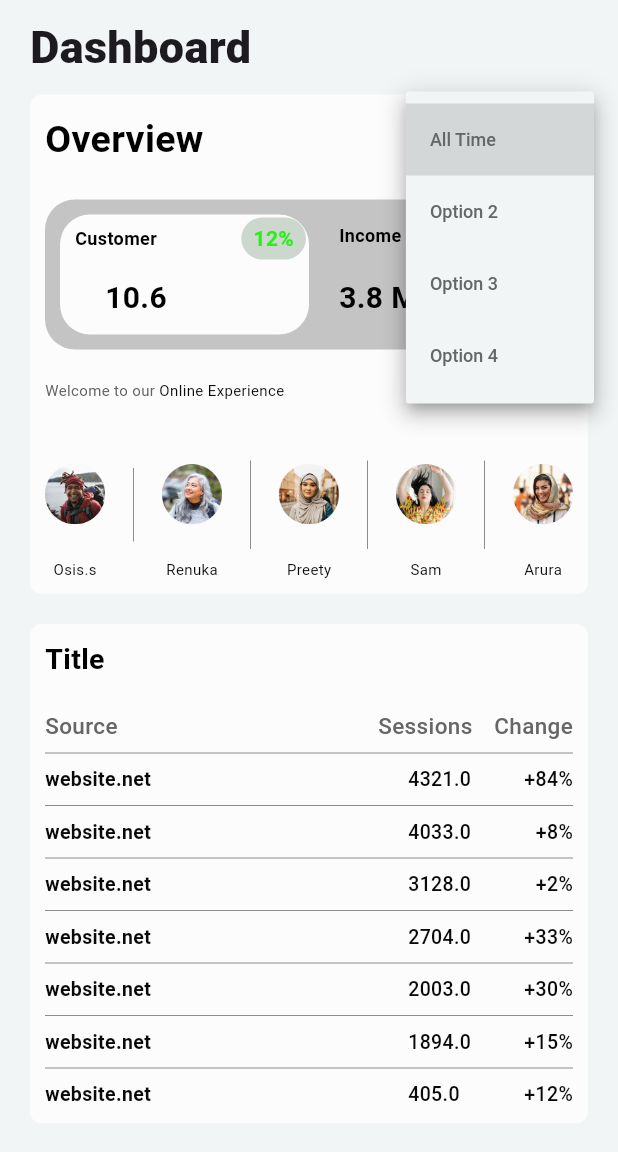
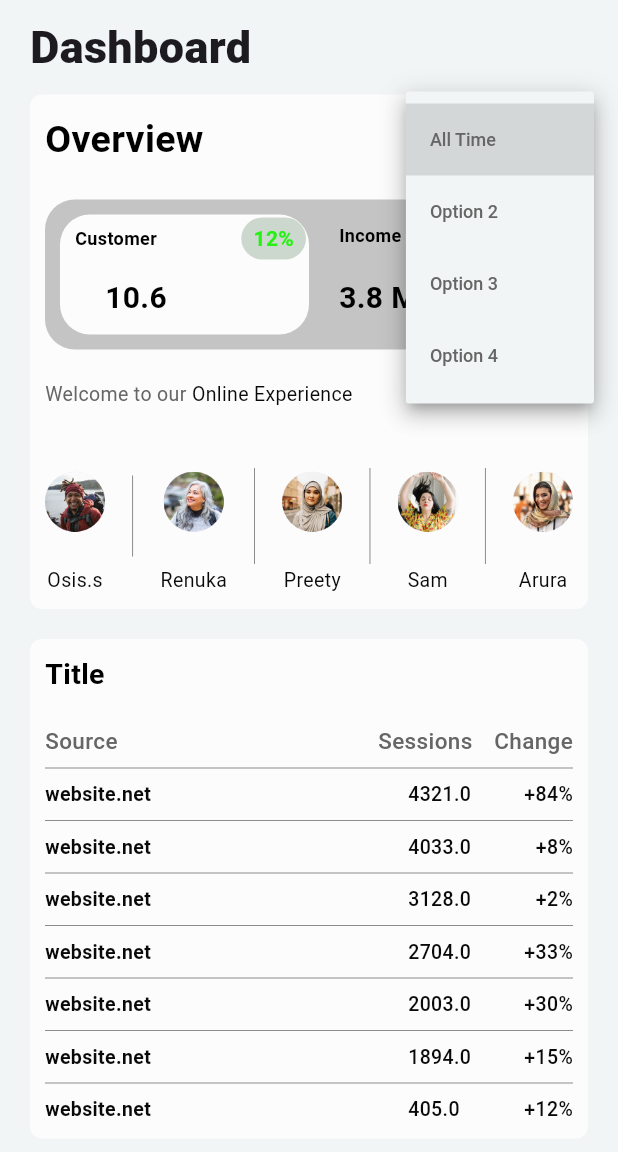
Before and after one commit to dretoba91/responsive-UI-projects, a Flutter app: the screen it shows after launch, after a tap on "All Time", on a phone screen of 412 x 824 dp, the part 84-1236 px from its top. Run offline on Flutter 3.47's test engine with Material 3 defaults, Android fonts, the phone set to English and light mode, and no system bars.

Commit message:
restructure the widgets files.

```diff
--- a/lib/dashboard_layout/screens/mobile_screen.dart
+++ b/lib/dashboard_layout/screens/mobile_screen.dart
@@ -1,10 +1,10 @@
 import 'package:flutter/material.dart';
 import 'package:reponsive_ui_projects/dashboard_layout/constants/colors.dart';
 import 'package:reponsive_ui_projects/dashboard_layout/widgets/dashboard_container.dart';
-import 'package:reponsive_ui_projects/dashboard_layout/widgets/dashboard_container1.dart';
+import 'package:reponsive_ui_projects/dashboard_layout/widgets/overview/dashboard_container1.dart';
 import 'package:reponsive_ui_projects/dashboard_layout/widgets/drawer.dart';
-import 'package:reponsive_ui_projects/dashboard_layout/widgets/popular_products_container.dart';
-import 'package:reponsive_ui_projects/dashboard_layout/widgets/web_traffic.dart';
+import 'package:reponsive_ui_projects/dashboard_layout/widgets/popular_product/popular_products_container.dart';
+import 'package:reponsive_ui_projects/dashboard_layout/widgets/web_traffic/web_traffic.dart';
 
 class MobileScreen extends StatelessWidget {
   const MobileScreen({super.key});
--- a/lib/dashboard_layout/screens/tablet_screen.dart
+++ b/lib/dashboard_layout/screens/tablet_screen.dart
@@ -1,7 +1,7 @@
 import 'package:flutter/material.dart';
 import 'package:reponsive_ui_projects/dashboard_layout/constants/colors.dart';
 import 'package:reponsive_ui_projects/dashboard_layout/widgets/dashboard_container.dart';
-import 'package:reponsive_ui_projects/dashboard_layout/widgets/dashboard_container1.dart';
+import 'package:reponsive_ui_projects/dashboard_layout/widgets/overview/dashboard_container1.dart';
 import 'package:reponsive_ui_projects/dashboard_layout/widgets/drawer.dart';
 
 class TabletScreen extends StatelessWidget {
--- a/lib/dashboard_layout/widgets/user_avatar.dart
+++ b/lib/dashboard_layout/widgets/overview/user_avatar.dart
@@ -26,13 +26,14 @@ class UserAvatar extends StatelessWidget {
               child: Image.asset(
                 image,
                 height: size,
+                width: size,
               ),
             ),
           ),
           Text(
             name,
             style: const TextStyle(
-              fontSize: 10,
+              fontSize: 13,
               fontWeight: FontWeight.w400,
               color: AppColors.text2Color,
             ),
--- a/lib/dashboard_layout/widgets/users_avatar_container.dart
+++ b/lib/dashboard_layout/widgets/overview/users_avatar_container.dart
@@ -2,7 +2,7 @@
 
 import 'package:flutter/material.dart';
 import 'package:reponsive_ui_projects/dashboard_layout/constants/colors.dart';
-import 'package:reponsive_ui_projects/dashboard_layout/widgets/user_avatar.dart';
+import 'package:reponsive_ui_projects/dashboard_layout/widgets/overview/user_avatar.dart';
 
 class UsersAvatarContainer extends StatelessWidget {
   const UsersAvatarContainer({super.key});
--- a/lib/dashboard_layout/widgets/welcome_container.dart
+++ b/lib/dashboard_layout/widgets/overview/welcome_container.dart
@@ -13,7 +13,7 @@ class WelcomeContainer extends StatelessWidget {
         Text(
           'Welcome to our ',
           style: TextStyle(
-            fontSize: 10,
+            fontSize: 13,
             fontWeight: FontWeight.w400,
             color: AppColors.textGreyColor,
           ),
@@ -21,7 +21,7 @@ class WelcomeContainer extends StatelessWidget {
         Text(
           'Online Experience',
           style: TextStyle(
-            fontSize: 10,
+            fontSize: 13,
             fontWeight: FontWeight.w400,
             color: AppColors.text2Color,
           ),
--- /dev/null
+++ b/lib/dashboard_layout/widgets/popular_product/popular_products_container.dart
@@ -0,0 +1,115 @@
+import 'package:flutter/material.dart';
+import 'package:reponsive_ui_projects/dashboard_layout/constants/colors.dart';
+import 'package:reponsive_ui_projects/dashboard_layout/widgets/popular_product/popular_product_header.dart';
+import 'package:reponsive_ui_projects/dashboard_layout/widgets/popular_product/popular_products_tiles.dart';
+
+class PopularProductsContainer extends StatelessWidget {
+  const PopularProductsContainer({super.key});
+
+  @override
+  Widget build(BuildContext context) {
+    return Container(
+      width: double.infinity,
+      padding: const EdgeInsets.all(10),
+      decoration: BoxDecoration(
+        color: AppColors.appBackgroundColor,
+        borderRadius: BorderRadius.circular(8),
+      ),
+      child: Column(
+        mainAxisAlignment: MainAxisAlignment.start,
+        crossAxisAlignment: CrossAxisAlignment.start,
+        children: [
+          const Text(
+            'Popular Products',
+            style: TextStyle(
+              fontSize: 25,
+              fontWeight: FontWeight.w700,
+              color: AppColors.textBlackColor,
+            ),
+          ),
+          const SizedBox(
+            height: 10,
+          ),
+          Padding(
+            padding: const EdgeInsets.symmetric(
+              horizontal: 20,
+              vertical: 20,
+            ),
+            child: Column(
+              children: [
+                const PopularProductHeader(),
+                const SizedBox(
+                  height: 20,
+                ),
+                const PopularProductsTiles(
+                  image: 'assets/dashboard/images/productA.png',
+                  product: 'Product A',
+                  earning: '123',
+                  hasDivider: true,
+                ),
+                const PopularProductsTiles(
+                  image: 'assets/dashboard/images/productB.png',
+                  product: 'Product B',
+                  earning: '129',
+                  hasDivider: true,
+                ),
+                const PopularProductsTiles(
+                  image: 'assets/dashboard/images/productC.png',
+                  product: 'Product C',
+                  earning: '183',
+                  hasDivider: true,
+                ),
+                const PopularProductsTiles(
+                  image: 'assets/dashboard/images/productD.png',
+                  product: 'Product D',
+                  earning: '143',
+                  hasDivider: false,
+                ),
+                Row(
+                  mainAxisAlignment: MainAxisAlignment.center,
+                  crossAxisAlignment: CrossAxisAlignment.center,
+                  children: [
+                    Container(
+                      padding: const EdgeInsets.all(10),
+                      width: 200,
+                      decoration: BoxDecoration(
+                        color: AppColors.appBackgroundColor,
+                        borderRadius: BorderRadius.circular(12),
+                        border: Border.all(
+                          color: AppColors.searchBgColor,
+                          style: BorderStyle.solid,
+                          width: 4.0,
+                        ),
+                        boxShadow: [
+                          BoxShadow(
+                            color: Colors.grey.withOpacity(0.5),
+                            spreadRadius: 2.0,
+                            blurRadius: 2.0,
+                            offset: const Offset(
+                              0,
+                              3,
+                            ), // changes position of shadow
+                          ),
+                        ],
+                      ),
+                      child: const Center(
+                        child: Text(
+                          'All Product',
+                          style: TextStyle(
+                            fontSize: 20,
+                            fontWeight: FontWeight.w700,
+                            color: AppColors.textGreyColor,
+                          ),
+                        ),
+                      ),
+                    ),
+                  ],
+                )
+              ],
+            ),
+          )
+        ],
+      ),
+    );
+  }
+}
--- a/lib/dashboard_layout/widgets/popular_products_container.dart
+++ /dev/null
@@ -1,75 +0,0 @@
-import 'package:flutter/material.dart';
-import 'package:reponsive_ui_projects/dashboard_layout/constants/colors.dart';
-import 'package:reponsive_ui_projects/dashboard_layout/widgets/popular_product_header.dart';
-import 'package:reponsive_ui_projects/dashboard_layout/widgets/popular_products_tiles.dart';
-
-class PopularProductsContainer extends StatelessWidget {
-  const PopularProductsContainer({super.key});
-
-  @override
-  Widget build(BuildContext context) {
-    return Container(
-      width: double.infinity,
-      padding: const EdgeInsets.all(10),
-      decoration: BoxDecoration(
-        color: AppColors.appBackgroundColor,
-        borderRadius: BorderRadius.circular(8),
-      ),
-      child: const Column(
-        mainAxisAlignment: MainAxisAlignment.start,
-        crossAxisAlignment: CrossAxisAlignment.start,
-        children: [
-          Text(
-            'Popular Products',
-            style: TextStyle(
-              fontSize: 25,
-              fontWeight: FontWeight.w700,
-              color: AppColors.textBlackColor,
-            ),
-          ),
-          SizedBox(
-            height: 10,
-          ),
-          Padding(
-            padding: EdgeInsets.symmetric(
-              horizontal: 20,
-              vertical: 20,
-            ),
-            child: Column(
-              children: [
-                PopularProductHeader(),
-                SizedBox(
-                  height: 20,
-                ),
-                PopularProductsTiles(
-                  image: 'assets/dashboard/images/productA.png',
-                  product: 'Product A',
-                  earning: '123',
-                  hasDivider: true,
-                ),
-                PopularProductsTiles(
-                  image: 'assets/dashboard/images/productB.png',
-                  product: 'Product B',
-                  earning: '129',
-                  hasDivider: true,
-                ),
-                PopularProductsTiles(
-                  image: 'assets/dashboard/images/productC.png',
-                  product: 'Product C',
-                  earning: '183',
-                  hasDivider: true,
-                ),
-                PopularProductsTiles(
-                  image: 'assets/dashboard/images/productD.png',
-                  product: 'Product D',
-                  earning: '143',
-                  hasDivider: false,
-                ),
-              ],
-            ),
-          )
-        ],
-      ),
-    );
-  }
-}
--- a/lib/dashboard_layout/widgets/web_traffic.dart
+++ b/lib/dashboard_layout/widgets/web_traffic/web_traffic.dart
@@ -1,7 +1,7 @@
 import 'package:flutter/material.dart';
 import 'package:reponsive_ui_projects/dashboard_layout/constants/colors.dart';
-import 'package:reponsive_ui_projects/dashboard_layout/widgets/income_rate_tiles.dart';
-import 'package:reponsive_ui_projects/dashboard_layout/widgets/tiles_header.dart';
+import 'package:reponsive_ui_projects/dashboard_layout/widgets/web_traffic/income_rate_tiles.dart';
+import 'package:reponsive_ui_projects/dashboard_layout/widgets/web_traffic/tiles_header.dart';
 
 class WebTraffic extends StatelessWidget {
   const WebTraffic({super.key});
```
Also changed, not shown: lib/dashboard_layout/widgets/overview/dashboard_container1.dart (renamed from lib/dashboard_layout/widgets/dashboard_container1.dart, +4 -4 lines), lib/dashboard_layout/widgets/overview/income_container.dart (renamed from lib/dashboard_layout/widgets/income_container.dart), lib/dashboard_layout/widgets/overview/overview.dart (renamed from lib/dashboard_layout/widgets/overview.dart), lib/dashboard_layout/widgets/popular_product/popular_product_header.dart (renamed from lib/dashboard_layout/widgets/popular_product_header.dart), lib/dashboard_layout/widgets/popular_product/popular_products_tiles.dart (renamed from lib/dashboard_layout/widgets/popular_products_tiles.dart), lib/dashboard_layout/widgets/web_traffic/income_rate_tiles.dart (renamed from lib/dashboard_layout/widgets/income_rate_tiles.dart), lib/dashboard_layout/widgets/web_traffic/tiles_header.dart (renamed from lib/dashboard_layout/widgets/tiles_header.dart).
